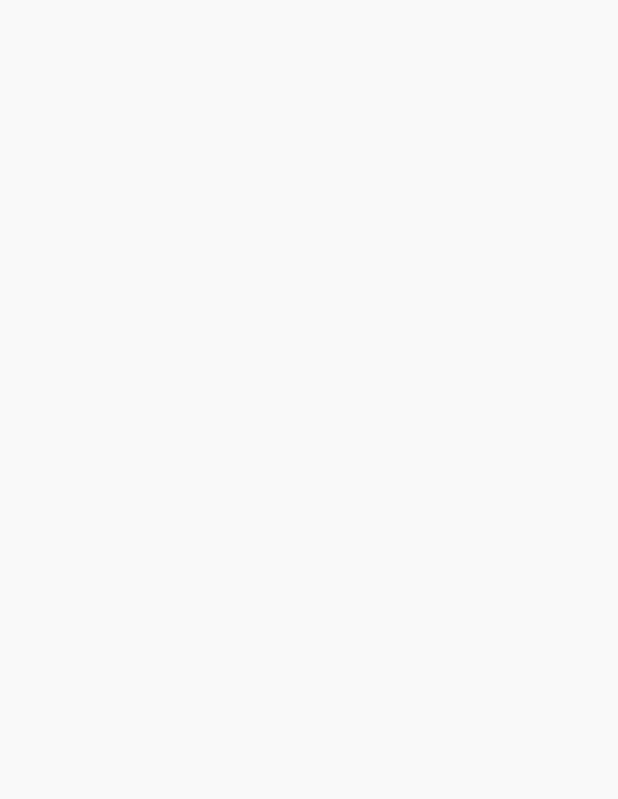
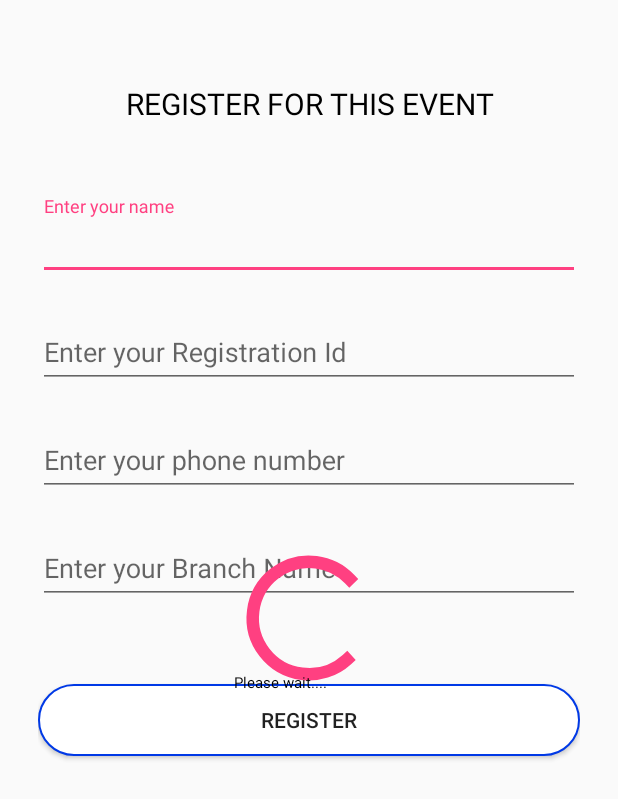
Before and after one commit to DevHub-appDevelopment/CeleganceApp, an Android app: the RegistrationClientActivity screen opened directly, with no data from a screen before it, on a phone screen of 412 x 824 dp. Before the commit the part shown is empty. Shown: the top 799 px of the screen. Run offline under Robolectric (Android 15) with nearby library versions, the phone set to English and light mode, and no system bars.

Commit message:
Client UI Registration Activity

```diff
--- a/app/src/main/java/com/example/sujit/celeganceapp/RegistrationClientActivity.java
+++ b/app/src/main/java/com/example/sujit/celeganceapp/RegistrationClientActivity.java
@@ -2,12 +2,31 @@ package com.example.sujit.celeganceapp;
 
 import android.support.v7.app.AppCompatActivity;
 import android.os.Bundle;
+import android.view.View;
+import android.widget.EditText;
+import android.widget.ProgressBar;
+import android.widget.TextView;
 
 public class RegistrationClientActivity extends AppCompatActivity {
 
+
+    private ProgressBar mProgressBar;
+    private TextView loadingPleaseWaitTextView;
+    private EditText emailEditText;
+    private EditText passwordEditText;
     @Override
     protected void onCreate(Bundle savedInstanceState) {
         super.onCreate(savedInstanceState);
         setContentView(R.layout.activity_registration_client);
+
+
+    }
+
+    private void initWidgets()
+    {
+        mProgressBar = (ProgressBar)findViewById(R.id.progressBar);
+        loadingPleaseWaitTextView  = (TextView)findViewById(R.id.loadingPleaseWait);
+        mProgressBar.setVisibility(View.GONE);
+        loadingPleaseWaitTextView.setVisibility(View.GONE);
     }
 }
--- /dev/null
+++ b/app/src/main/res/drawable-xxhdpi/white_rounded_button.xml
@@ -0,0 +1,37 @@
+<?xml version="1.0" encoding="utf-8"?>
+<selector xmlns:android="http://schemas.android.com/apk/res/android">
+
+<item
+    android:state_pressed="true">
+    <shape>
+        <solid
+            android:color="@color/colorPrimary"/>
+        <stroke
+            android:color="@color/black"
+            android:width="1dp"/>
+        <corners
+            android:radius="50dp"/>
+
+
+    </shape>
+
+
+</item>
+    <item>
+        <shape>
+            <solid
+                android:color="@color/white"/>
+            <stroke
+                android:color="@color/link_blue"
+                android:width="1dp"/>
+            <corners
+                android:radius="50dp"/>
+
+
+        </shape>
+
+
+    </item>
+
+
+</selector>
--- a/app/src/main/res/layout/activity_registration_client.xml
+++ b/app/src/main/res/layout/activity_registration_client.xml
@@ -1,9 +1,110 @@
 <?xml version="1.0" encoding="utf-8"?>
-<android.support.constraint.ConstraintLayout xmlns:android="http://schemas.android.com/apk/res/android"
-    xmlns:app="http://schemas.android.com/apk/res-auto"
-    xmlns:tools="http://schemas.android.com/tools"
+<RelativeLayout xmlns:android="http://schemas.android.com/apk/res/android"
     android:layout_width="match_parent"
-    android:layout_height="match_parent"
-    tools:context="com.example.sujit.celeganceapp.RegistrationClientActivity">
+    android:layout_height="match_parent">
 
-</android.support.constraint.ConstraintLayout>
+    <LinearLayout
+        android:layout_width="match_parent"
+        android:layout_height="wrap_content"
+        android:orientation="vertical"
+        android:paddingTop="55dp"
+        android:paddingLeft="25dp"
+        android:paddingRight="25dp">
+
+        <TextView
+            android:layout_width="match_parent"
+            android:layout_height="wrap_content"
+            android:text="REGISTER FOR THIS EVENT"
+            android:textSize="20sp"
+            android:textColor="@color/black"
+            android:gravity="center_horizontal"
+            android:layout_marginBottom="40dp"/>
+
+        <android.support.design.widget.TextInputLayout
+            android:layout_width="match_parent"
+            android:layout_height="wrap_content"
+            android:layout_marginTop="8dp"
+            android:layout_marginBottom="8dp">
+            <EditText
+                android:layout_width="match_parent"
+                android:layout_height="wrap_content"
+                android:inputType="text"
+                android:hint="Enter your name"
+                android:id="@+id/textName"/>
+
+        </android.support.design.widget.TextInputLayout>
+
+        <android.support.design.widget.TextInputLayout
+            android:layout_width="match_parent"
+            android:layout_height="wrap_content"
+            android:layout_marginTop="8dp"
+            android:layout_marginBottom="8dp">
+            <EditText
+                android:layout_width="match_parent"
+                android:layout_height="wrap_content"
+                android:inputType="text"
+                android:hint="Enter your Registration Id"
+                android:id="@+id/textRegId"/>
+
+        </android.support.design.widget.TextInputLayout>
+
+        <android.support.design.widget.TextInputLayout
+            android:layout_width="match_parent"
+            android:layout_height="wrap_content"
+            android:layout_marginTop="8dp"
+            android:layout_marginBottom="8dp">
+            <EditText
+                android:layout_width="match_parent"
+                android:layout_height="wrap_content"
+                android:inputType="number"
+                android:hint="Enter your phone number"
+                android:id="@+id/textPhone"/>
+
+        </android.support.design.widget.TextInputLayout>
+
+        <android.support.design.widget.TextInputLayout
+            android:layout_width="match_parent"
+            android:layout_height="wrap_content"
+            android:layout_marginTop="8dp"
+            android:layout_marginBottom="8dp">
+            <EditText
+                android:layout_width="match_parent"
+                android:layout_height="wrap_content"
+                android:inputType="text"
+                android:hint="Enter your Branch Name"
+                android:id="@+id/textBranch"/>
+
+        </android.support.design.widget.TextInputLayout>
+
+        <android.support.v7.widget.AppCompatButton
+            android:layout_width="match_parent"
+            android:layout_height="wrap_content"
+            android:layout_marginTop="45dp"
+            android:layout_marginBottom="25dp"
+            android:text="Register"
+            android:id="@+id/btn_register"
+            android:padding="12dp"
+            android:background="@drawable/white_rounded_button"/>
+
+
+
+    </LinearLayout>
+
+    <ProgressBar
+        android:layout_width="100dp"
+        android:layout_height="100dp"
+        android:id="@+id/progressBar"
+        android:layout_centerInParent="true"/>
+
+    <TextView
+        android:layout_width="wrap_content"
+        android:layout_height="wrap_content"
+        android:text="Please wait...."
+        android:textColor="@color/black"
+        android:textSize="10sp"
+        android:layout_alignBottom="@+id/progressBar"
+        android:layout_alignRight="@id/progressBar"
+        android:layout_alignLeft="@id/progressBar"
+        android:id="@+id/loadingPleaseWait"/>
+
+</RelativeLayout>
```
